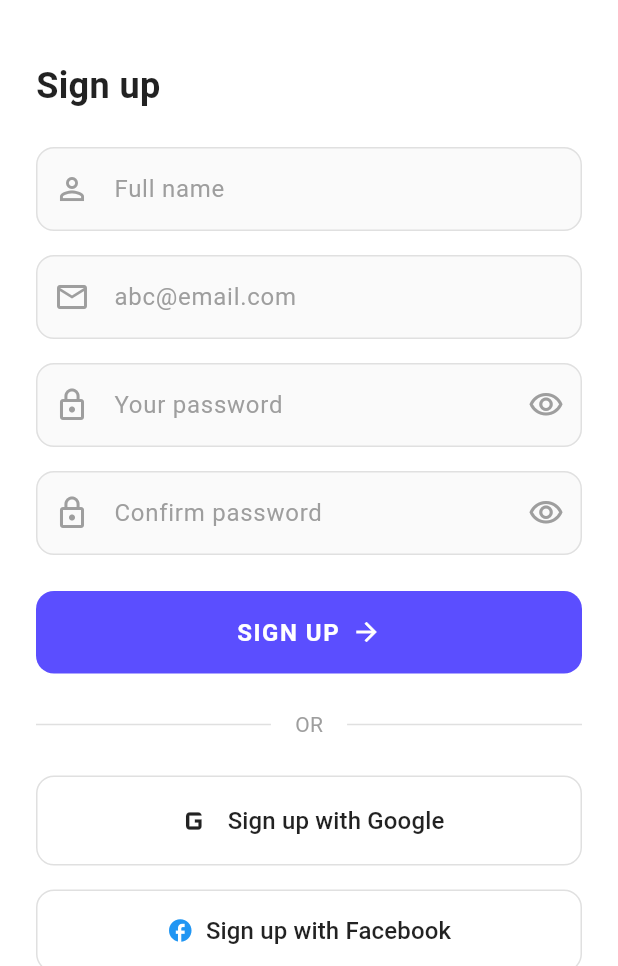
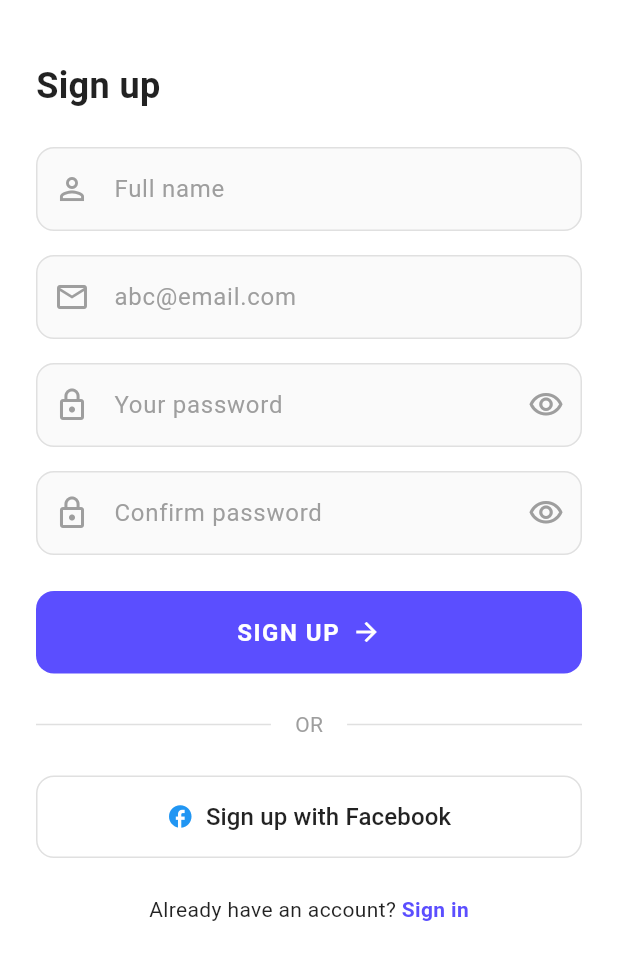
Before and after one commit to mmyahya29/EventHub, a Flutter app: the screen it shows after launch, after a tap on "Sign up", on a phone screen of 412 x 824 dp, the part 270-1236 px from its top. Run offline on Flutter 3.47's test engine with Material 3 defaults, Android fonts, the phone set to English and light mode, and no system bars; our stand-ins replace cloud_firestore, firebase_auth, firebase_core, firebase_messaging, flutter_local_notifications, flutter_riverpod and 3 more; missing offline and left inert: flutter_facebook_auth; accounts and stored records are empty.

Commit message:
Remove Google Sign-In and Stripe dependencies, fix Facebook auth token
Co-authored-by: mmyahya29 <148965692+mmyahya29@users.noreply.github.com>

```diff
--- a/lib/auth_screens/login.dart
+++ b/lib/auth_screens/login.dart
@@ -94,28 +94,6 @@ class _SignInScreenState extends ConsumerState<SignInScreen> {
         _isLoading = false;
       });
       _showSnackBar('An unexpected error occurred', isError: true);
-    }
-  }
-
-  // Google Sign-In
-  Future<void> _signInWithGoogle() async {
-    final authService = ref.read(authServiceProvider);
-
-    try {
-      setState(() {
-        _isLoading = true;
-      });
-
-      final userCredential = await authService.signInWithGoogle();
-
-      if (userCredential != null && mounted) {
-        _showSnackBar('Google Sign-In Successful', isError: false);
-      }
-    } catch (e) {
-      setState(() {
-        _isLoading = false;
-      });
-      _showSnackBar('Google Sign-In failed: ${e.toString()}', isError: true);
     }
   }
 
@@ -335,26 +313,6 @@ class _SignInScreenState extends ConsumerState<SignInScreen> {
                 ],
               ),
               const SizedBox(height: 24),
-              // Google Sign In
-              OutlinedButton.icon(
-                onPressed: _isLoading ? null : _signInWithGoogle,
-                icon: const Icon(Icons.g_mobiledata, size: 28, color: Colors.black87),
-                label: const Text(
-                  'Login with Google',
-                  style: TextStyle(
-                    color: Colors.black87,
-                    fontSize: 16,
-                  ),
-                ),
-                style: OutlinedButton.styleFrom(
-                  padding: const EdgeInsets.symmetric(vertical: 16),
-                  side: BorderSide(color: Colors.grey[300]!),
-                  shape: RoundedRectangleBorder(
-                    borderRadius: BorderRadius.circular(12),
-                  ),
-                ),
-              ),
-              const SizedBox(height: 16),
               // Facebook Sign In
               OutlinedButton.icon(
                 onPressed: _isLoading ? null : _signInWithFacebook,
--- a/lib/auth_screens/sign_up_screen.dart
+++ b/lib/auth_screens/sign_up_screen.dart
@@ -144,28 +144,6 @@ class _SignUpScreenState extends ConsumerState<SignUpScreen> {
         _isLoading = false;
       });
       _showSnackBar('An unexpected error occurred', isError: true);
-    }
-  }
-
-  // Google Sign-In
-  Future<void> _signInWithGoogle() async {
-    final authService = ref.read(authServiceProvider);
-
-    try {
-      setState(() {
-        _isLoading = true;
-      });
-
-      final userCredential = await authService.signInWithGoogle();
-
-      if (userCredential != null && mounted) {
-        _showSnackBar('Google Sign-Up Successful', isError: false);
-      }
-    } catch (e) {
-      setState(() {
-        _isLoading = false;
-      });
-      _showSnackBar('Google Sign-Up failed: ${e.toString()}', isError: true);
     }
   }
 
@@ -415,26 +393,6 @@ class _SignUpScreenState extends ConsumerState<SignUpScreen> {
                 ],
               ),
               const SizedBox(height: 24),
-              // Google Sign Up
-              OutlinedButton.icon(
-                onPressed: _isLoading ? null : _signInWithGoogle,
-                icon: const Icon(Icons.g_mobiledata, size: 28, color: Colors.black87),
-                label: const Text(
-                  'Sign up with Google',
-                  style: TextStyle(
-                    color: Colors.black87,
-                    fontSize: 16,
-                  ),
-                ),
-                style: OutlinedButton.styleFrom(
-                  padding: const EdgeInsets.symmetric(vertical: 16),
-                  side: BorderSide(color: Colors.grey[300]!),
-                  shape: RoundedRectangleBorder(
-                    borderRadius: BorderRadius.circular(12),
-                  ),
-                ),
-              ),
-              const SizedBox(height: 16),
               // Facebook Sign Up
               OutlinedButton.icon(
                 onPressed: _isLoading ? null : _signInWithFacebook,
```
Also changed, not shown: lib/services/auth_service.dart (+1 -39 lines), lib/services/payment_service.dart (+5 -63 lines), pubspec.yaml (+2 -6 lines).
